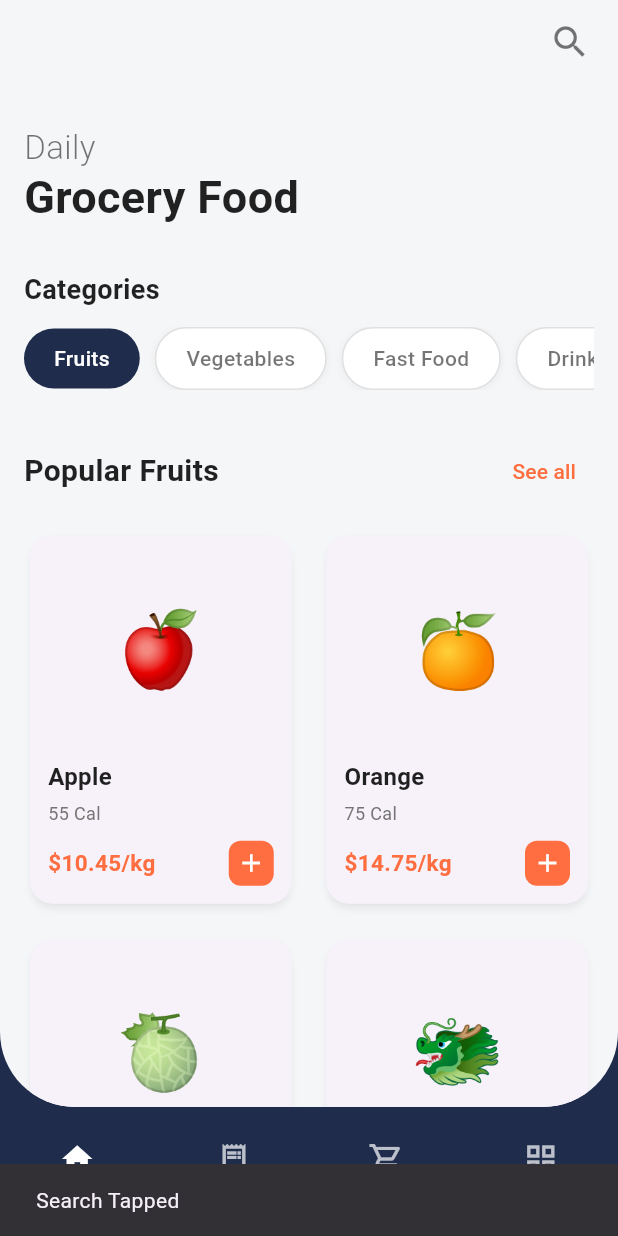
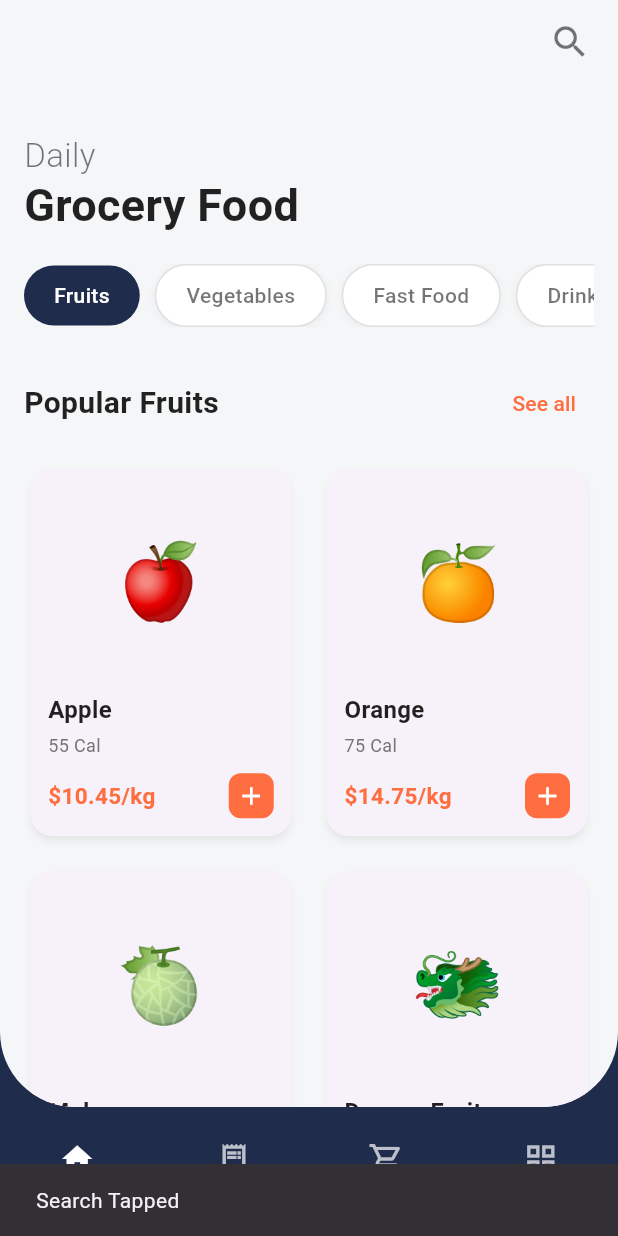
Before and after one commit to TDeV-VN/flutter-ui-template-1, a Flutter app: the screen it shows after launch, after a tap on the "search" icon, on a phone screen of 412 x 824 dp. Run offline on Flutter 3.47's test engine with Material 3 defaults, Android fonts, the phone set to English and light mode, and no system bars; Roboto replaces fonts that are missing (Poppins).

Commit message:
Sticky categories

```diff
--- a/lib/screens/home_page.dart
+++ b/lib/screens/home_page.dart
@@ -1,5 +1,41 @@
 import 'package:flutter/material.dart';
 import 'dart:math' as math; // Cho màu ngẫu nhiên (tùy chọn)
+
+// --- TẠO CUSTOM SLIVERPERSISTENTHEADERDELEGATE CHO CATEGORIES ---
+class CategoriesHeaderDelegate extends SliverPersistentHeaderDelegate {
+  final double minHeight;
+  final double maxHeight;
+  final Widget child;
+
+  CategoriesHeaderDelegate({
+    required this.minHeight,
+    required this.maxHeight,
+    required this.child,
+  });
+
+  @override
+  double get minExtent => minHeight;
+
+  @override
+  double get maxExtent => math.max(maxHeight, minHeight);
+
+  @override
+  Widget build(
+      BuildContext context, double shrinkOffset, bool overlapsContent) {
+    // shrinkOffset: giá trị từ 0 (khi maxExtent) đến (maxExtent - minExtent) (khi minExtent)
+    // overlapsContent: true nếu header đang che phủ nội dung bên dưới nó
+    return SizedBox.expand(child: child);
+  }
+
+  @override
+  bool shouldRebuild(CategoriesHeaderDelegate oldDelegate) {
+    return maxHeight != oldDelegate.maxHeight ||
+        minHeight != oldDelegate.minHeight ||
+        child != oldDelegate.child;
+  }
+}
+// --- KẾT THÚC CUSTOM DELEGATE ---
+
 
 class HomePage extends StatefulWidget {
   final Function(String productName, String imagePlaceholder) onNavigateToProductDetails;
@@ -37,11 +73,7 @@ class _HomePageState extends State<HomePage> {
   void initState() {
     super.initState();
     _scrollController.addListener(() {
-      // Giả sử chiều cao mở rộng của SliverAppBar khoảng 150 và chiều cao thu gọn (toolbar) khoảng 56 (kToolbarHeight)
-      // Chúng ta muốn biết khi nào phần flexibleSpace đã cuộn gần hết
-      // Offset khi SliverAppBar chỉ còn lại phần title/actions (đã pinned)
-      // Độ cao của phần tiêu đề lớn "Daily Grocery Food" + khoảng trống
-      const double expandedHeaderHeight = 120.0; // Ước lượng chiều cao của phần header lớn
+      const double expandedHeaderHeight = 120.0;
       if (_scrollController.hasClients &&
           _scrollController.offset > (expandedHeaderHeight - kToolbarHeight)) {
         if (!_isAppBarCollapsed) {
@@ -66,7 +98,6 @@ class _HomePageState extends State<HomePage> {
   }
 
   Widget _buildCategoryChip(String label, int index) {
-    // ... (code không đổi)
     bool isSelected = _selectedCategoryIndex == index;
     return GestureDetector(
       onTap: () {
@@ -104,7 +135,6 @@ class _HomePageState extends State<HomePage> {
   }
 
   Widget _buildProductCard(BuildContext context, String name, String cal, String price, String imageEmoji) {
-    // ... (code không đổi)
     return GestureDetector(
       onTap: () {
         widget.onNavigateToProductDetails(name, imageEmoji);
@@ -160,30 +190,56 @@ class _HomePageState extends State<HomePage> {
     );
   }
 
+  // Widget cho phần Categories để truyền vào delegate
+  Widget _buildCategoriesSection() {
+    return Container(
+      color: Theme.of(context).scaffoldBackgroundColor, // Màu nền cho header dính
+      padding: const EdgeInsets.only(top: 16.0, left: 16.0, right: 16.0, bottom: 12.0),
+      child: Column(
+        crossAxisAlignment: CrossAxisAlignment.start,
+        mainAxisAlignment: MainAxisAlignment.center, // Căn giữa theo chiều dọc
+        children: [
+          SingleChildScrollView(
+            scrollDirection: Axis.horizontal,
+            physics: BouncingScrollPhysics(), // Hoặc ClampingScrollPhysics nếu không muốn hiệu ứng nảy
+            child: Row(
+              children: _categories.asMap().entries.map((entry) {
+                int idx = entry.key;
+                Map<String, String> category = entry.value;
+                return _buildCategoryChip(category['name']!, idx);
+              }).toList(),
+            ),
+          ),
+        ],
+      ),
+    );
+  }
+
+
   @override
   Widget build(BuildContext context) {
-    // Chiều cao của BottomNavBar, bạn cần lấy giá trị này từ MainNavigationScreen
-    // hoặc định nghĩa một hằng số chung. Tạm thời dùng giá trị cố định.
-    const double bottomNavBarHeight = kBottomNavigationBarHeight + 20.0; // Ví dụ
+    const double bottomNavBarHeight = kBottomNavigationBarHeight + 20.0;
     const double bodyBorderRadius = 30.0;
+
+    // Ước lượng chiều cao của phần Categories
+    const double categoriesSectionHeight = 70;
 
     return CustomScrollView(
       controller: _scrollController,
       physics: BouncingScrollPhysics(),
       slivers: <Widget>[
         SliverAppBar(
-          backgroundColor: Theme.of(context).scaffoldBackgroundColor, // Màu nền của AppBar khi thu gọn
-          expandedHeight: 160.0, // Chiều cao khi mở rộng (chứa "Daily Grocery Food")
-          pinned: true, // Ghim AppBar lại khi cuộn
-          elevation: _isAppBarCollapsed ? 2.0 : 0.0, // Thêm shadow khi thu gọn
-          automaticallyImplyLeading: false, // Tắt nút back mặc định
+          backgroundColor: Theme.of(context).scaffoldBackgroundColor,
+          expandedHeight: 160.0,
+          pinned: true,
+          elevation: _isAppBarCollapsed ? 2.0 : 0.0,
+          automaticallyImplyLeading: false,
           flexibleSpace: FlexibleSpaceBar(
-            // titlePadding: EdgeInsets.zero, // Bỏ padding mặc định của title
-            background: Padding( // Phần header lớn
-              padding: const EdgeInsets.only(left: 16.0, right: 16.0, top: 40.0, bottom: 10.0), // Điều chỉnh padding
+            background: Padding(
+              padding: const EdgeInsets.only(left: 16.0, right: 16.0, top: 5.0, bottom: 5.0),
               child: Row(
                 mainAxisAlignment: MainAxisAlignment.spaceBetween,
-                crossAxisAlignment: CrossAxisAlignment.end, // Căn cuối để gần với phần content
+                crossAxisAlignment: CrossAxisAlignment.end,
                 children: [
                   Column(
                     mainAxisSize: MainAxisSize.min,
@@ -199,21 +255,18 @@ class _HomePageState extends State<HomePage> {
                       ),
                     ],
                   ),
-                  // Icon tìm kiếm sẽ hiển thị trong actions khi thu gọn
                 ],
               ),
             ),
-            // Phần title này sẽ chỉ hiển thị khi AppBar thu gọn đáng kể (nếu có)
-            // Bạn có thể để trống hoặc hiển thị một tiêu đề nhỏ hơn
             title: _isAppBarCollapsed
                 ? Text(
               "Grocery Food",
               style: TextStyle(fontSize: 18, color: Colors.black87, fontWeight: FontWeight.bold),
             )
-                : null, // Để trống khi chưa thu gọn hẳn
-            centerTitle: true, // Căn giữa title thu gọn
+                : null,
+            centerTitle: true,
           ),
-          actions: <Widget>[ // Actions sẽ luôn hiển thị
+          actions: <Widget>[
             IconButton(
               icon: Icon(Icons.search, size: 28, color: Colors.black54),
               onPressed: () {
@@ -224,28 +277,23 @@ class _HomePageState extends State<HomePage> {
           ],
         ),
 
-        // Phần Categories
+        // --- SỬ DỤNG SLIVERPERSISTENTHEADER CHO CATEGORIES ---
+        SliverPersistentHeader(
+          pinned: true, // QUAN TRỌNG: để header này dính lại
+          delegate: CategoriesHeaderDelegate(
+            minHeight: categoriesSectionHeight, // Chiều cao khi đã dính
+            maxHeight: categoriesSectionHeight, // Chiều cao ban đầu
+            // Nếu bạn muốn nó có thể co giãn nhẹ, maxHeight có thể lớn hơn minHeight một chút
+            child: _buildCategoriesSection(), // Widget chứa Categories
+          ),
+        ),
+        // --- KẾT THÚC SLIVERPERSISTENTHEADER ---
+
+        // Phần tiêu đề "Popular Fruits" và nút "See all"
         SliverToBoxAdapter(
           child: Padding(
-            padding: const EdgeInsets.only(top: 20.0, left: 16.0, right: 16.0),
-            child: Column(
-              crossAxisAlignment: CrossAxisAlignment.start,
-              children: [
-                Text("Categories", style: TextStyle(fontSize: 18, fontWeight: FontWeight.bold, color: Colors.black87)),
-                SizedBox(height: 12),
-                SingleChildScrollView(
-                  scrollDirection: Axis.horizontal,
-                  physics: BouncingScrollPhysics(),
+            padding: const EdgeInsets.only(top: 15.0, left: 16.0, right: 16.0, bottom: 15.0), // Thêm padding trên
             child: Row(
-                    children: _categories.asMap().entries.map((entry) {
-                      int idx = entry.key;
-                      Map<String, String> category = entry.value;
-                      return _buildCategoryChip(category['name']!, idx);
-                    }).toList(),
-                  ),
-                ),
-                SizedBox(height: 30),
-                Row(
               mainAxisAlignment: MainAxisAlignment.spaceBetween,
               children: [
                 Text(
@@ -256,9 +304,6 @@ class _HomePageState extends State<HomePage> {
                   onPressed: () {},
                   child: Text("See all", style: TextStyle(color: Theme.of(context).hintColor, fontWeight: FontWeight.w500)),
                 ),
-                  ],
-                ),
-                SizedBox(height: 15),
               ],
             ),
           ),
@@ -290,8 +335,6 @@ class _HomePageState extends State<HomePage> {
           ),
         ),
 
-        // Padding ở dưới cùng để không bị che bởi BottomNavigationBar
-        // (cần tính toán chính xác dựa trên chiều cao NavBar và bo góc của body)
         SliverToBoxAdapter(
           child: SizedBox(height: bottomNavBarHeight + bodyBorderRadius + MediaQuery.of(context).padding.bottom + 20),
         ),
```
Lines whose indentation alone changed are shown as unchanged.
